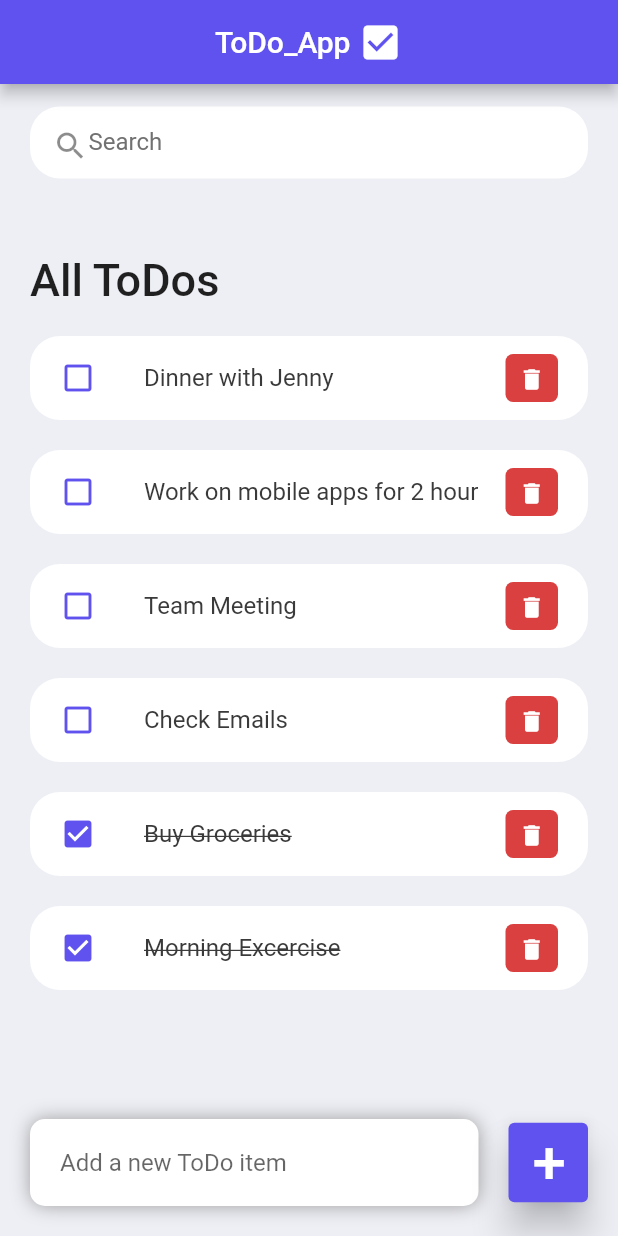
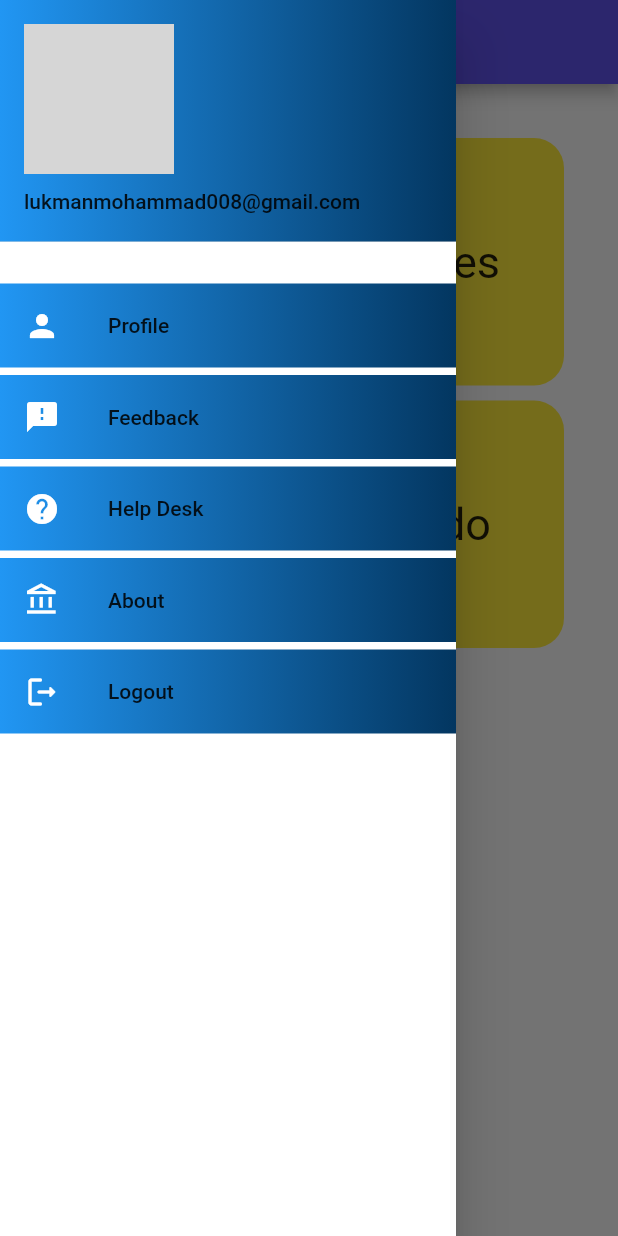
Before and after one commit to PRABHASH71/todoapp, a Flutter app: the screen it shows after launch, with the side drawer open (before the commit the screen has no drawer), on a phone screen of 412 x 824 dp. Run offline on Flutter 3.47's test engine with Material 2 defaults, Android fonts, the phone set to English and light mode, and no system bars; grey boxes are pictures that could not be loaded.

Commit message:
initial commit

```diff
--- /dev/null
+++ b/lib/Main2.dart
@@ -0,0 +1,29 @@
+import 'package:flutter/material.dart';
+
+class main2 extends StatefulWidget {
+  const main2({super.key});
+
+  @override
+  State<main2> createState() => _main2State();
+}
+
+class _main2State extends State<main2> {
+  @override
+  Widget build(BuildContext context) {
+    return Scaffold(
+      backgroundColor: Color.fromARGB(255, 245, 108, 154),
+      appBar: AppBar(
+        centerTitle: true,
+        title: Text("Amisha"),
+      ),
+      body: Container(
+        decoration: BoxDecoration(
+          gradient: LinearGradient(colors: [Colors.black, Colors.red]),
+        ),
+        child: Container(
+          child: Text("hello world"),
+        ),
+      ),
+    );
+  }
+}
--- /dev/null
+++ b/lib/dashboard.dart
@@ -0,0 +1,250 @@
+import 'package:flutter/material.dart';
+import 'package:todo/Main2.dart';
+import 'package:todo/constants/colors.dart';
+import 'package:todo/screens/home.dart';
+
+class dashboard extends StatefulWidget {
+  const dashboard({super.key});
+
+  @override
+  State<dashboard> createState() => _dashboardState();
+}
+
+class _dashboardState extends State<dashboard> {
+  @override
+  Widget build(BuildContext context) {
+    return Scaffold(
+      appBar: AppBar(
+        centerTitle: true,
+        backgroundColor: tdBlue,
+        title: Row(mainAxisAlignment: MainAxisAlignment.center, children: [
+          Text("ToDo_App"),
+          SizedBox(
+            width: 5,
+          ),
+          Icon(
+            Icons.check_box,
+            color: Colors.white,
+            size: 30,
+          ),
+        ]),
+      ),
+      body: Container(
+        padding: EdgeInsets.all(20),
+        child: Center(
+            child: GridView.count(
+          primary: false,
+          padding: const EdgeInsets.all(16),
+          crossAxisSpacing: 10,
+          crossAxisCount: 2,
+          mainAxisSpacing: 10,
+          children: <Widget>[
+            Ink(
+              padding: const EdgeInsets.all(8),
+              decoration: BoxDecoration(
+                color: Colors.yellow,
+                borderRadius: BorderRadius.circular(20),
+              ),
+              child: InkWell(
+                splashColor: Colors.red,
+                child: Center(
+                    child: Text(
+                  "Tasks",
+                  style: TextStyle(fontSize: 30),
+                )),
+                onTap: () {
+                  Navigator.push(context,
+                      MaterialPageRoute(builder: (context) => main2()));
+                },
+              ),
+            ),
+            Ink(
+              decoration: BoxDecoration(
+                borderRadius: BorderRadius.circular(20),
+                color: Colors.yellow,
+              ),
+              padding: const EdgeInsets.all(8),
+              child: InkWell(
+                splashColor: Colors.red,
+                child: Center(
+                    child: Text(
+                  "Notes",
+                  style: TextStyle(fontSize: 30),
+                )),
+                onTap: () {
+                  Navigator.push(
+                      context, MaterialPageRoute(builder: (context) => Home()));
+                },
+              ),
+            ),
+            Ink(
+              decoration: BoxDecoration(
+                borderRadius: BorderRadius.circular(20),
+                color: Colors.yellow,
+              ),
+              padding: const EdgeInsets.all(8),
+              child: InkWell(
+                splashColor: Colors.red,
+                child: Center(
+                    child: Text(
+                  "Todo",
+                  style: TextStyle(fontSize: 30),
+                )),
+                onTap: () {
+                  Navigator.push(
+                      context, MaterialPageRoute(builder: (context) => Home()));
+                },
+              ),
+            ),
+            Ink(
+              decoration: BoxDecoration(
+                borderRadius: BorderRadius.circular(20),
+                color: Colors.yellow,
+              ),
+              padding: const EdgeInsets.all(8),
+              child: InkWell(
+                splashColor: Colors.red,
+                child: Center(
+                    child: Text(
+                  "Todo",
+                  style: TextStyle(fontSize: 30),
+                )),
+                onTap: () {
+                  Navigator.push(
+                      context, MaterialPageRoute(builder: (context) => Home()));
+                },
+              ),
+            ),
+            Ink(
+              decoration: BoxDecoration(
+                borderRadius: BorderRadius.circular(20),
+                color: Colors.yellow,
+              ),
+              padding: const EdgeInsets.all(8),
+              child: InkWell(
+                splashColor: Colors.red,
+                child: Center(
+                    child: Text(
+                  "Todo",
+                  style: TextStyle(fontSize: 30),
+                )),
+                onTap: () {
+                  Navigator.push(
+                      context, MaterialPageRoute(builder: (context) => Home()));
+                },
+              ),
+            ),
+          ],
+        )),
+      ),
+      drawer: Drawer(
+        backgroundColor: Colors.white,
+        child: SizedBox(
+          height: 300,
+          child: ListView(
+            children: [
+              DrawerHeader(
+                  decoration: BoxDecoration(
+                    gradient: LinearGradient(
+                        colors: [Colors.blue, Color.fromARGB(255, 3, 54, 96)]),
+                  ),
+                  child: Column(
+                    crossAxisAlignment: CrossAxisAlignment.start,
+                    children: [
+                      CircleAvatar(
+                        backgroundImage: AssetImage('assets/bg1.jpg'),
+                        radius: 50,
+                      ),
+                      SizedBox(
+                        height: 10,
+                      ),
+                      Text("lukmanmohammad008@gmail.com")
+                    ],
+                  )),
+              SizedBox(
+                height: 20,
+              ),
+              Container(
+                decoration: BoxDecoration(
+                  gradient: LinearGradient(
+                      colors: [Colors.blue, Color.fromARGB(255, 3, 54, 96)]),
+                ),
+                child: ListTile(
+                  leading: Icon(
+                    Icons.person,
+                    color: Colors.white,
+                  ),
+                  title: Text("Profile"),
+                ),
+              ),
+              SizedBox(
+                height: 5,
+              ),
+              Container(
+                decoration: BoxDecoration(
+                  gradient: LinearGradient(
+                      colors: [Colors.blue, Color.fromARGB(255, 3, 54, 96)]),
+                ),
+                child: ListTile(
+                  leading: Icon(
+                    Icons.feedback,
+                    color: Colors.white,
+                  ),
+                  title: Text("Feedback"),
+                ),
+              ),
+              SizedBox(
+                height: 5,
+              ),
+              Container(
+                decoration: BoxDecoration(
+                  gradient: LinearGradient(
+                      colors: [Colors.blue, Color.fromARGB(255, 3, 54, 96)]),
+                ),
+                child: ListTile(
+                  leading: Icon(
+                    Icons.help,
+                    color: Colors.white,
+                  ),
+                  title: Text("Help Desk"),
+                ),
+              ),
+              SizedBox(
+                height: 5,
+              ),
+              Container(
+                decoration: BoxDecoration(
+                  gradient: LinearGradient(
+                      colors: [Colors.blue, Color.fromARGB(255, 3, 54, 96)]),
+                ),
+                child: ListTile(
+                  leading: Icon(
+                    Icons.account_balance_outlined,
+                    color: Colors.white,
+                  ),
+                  title: Text("About"),
+                ),
+              ),
+              SizedBox(
+                height: 5,
+              ),
+              Container(
+                decoration: BoxDecoration(
+                    gradient: LinearGradient(
+                        colors: [Colors.blue, Color.fromARGB(255, 3, 54, 96)])),
+                child: ListTile(
+                  onTap: () {},
+                  leading: Icon(
+                    Icons.logout_rounded,
+                    color: Colors.white,
+                  ),
+                  title: Text("Logout"),
+                ),
+              ),
+            ],
+          ),
+        ),
+      ),
+    );
+  }
+}
--- a/lib/main.dart
+++ b/lib/main.dart
@@ -1,5 +1,5 @@
-
 import 'package:flutter/material.dart';
+import 'package:todo/dashboard.dart';
 import 'package:todo/screens/home.dart';
 
 void main() {
@@ -13,7 +13,7 @@ class MyApp extends StatelessWidget {
     return MaterialApp(
       debugShowCheckedModeBanner: false,
       title: 'ToDo App',
-      home: Home(),
+      home: dashboard(),
     );
   }
 }
```
Also changed, not shown: 1 other file.
